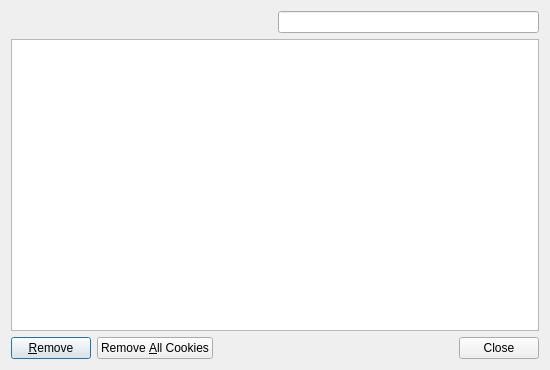
The window that src/plugins/webview/cookiedialog.ui (ABBAPOH/andromeda) describes before a commit, drawn with Qt 5.
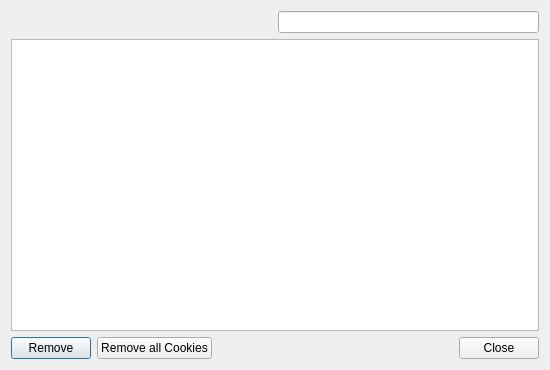
The same window after the commit. Custom widgets are drawn as their Qt base class.

Commit message: Fix CookieDialog strings

What changed in the file:
```diff
--- a/src/plugins/webview/cookiedialog.ui
+++ b/src/plugins/webview/cookiedialog.ui
@@ -60,14 +60,14 @@
      <item>
       <widget class="QPushButton" name="removeButton">
        <property name="text">
-        <string>&amp;Remove</string>
+        <string>Remove</string>
        </property>
       </widget>
      </item>
      <item>
       <widget class="QPushButton" name="removeAllButton">
        <property name="text">
-        <string>Remove &amp;All Cookies</string>
+        <string>Remove all Cookies</string>
        </property>
       </widget>
      </item>
```
